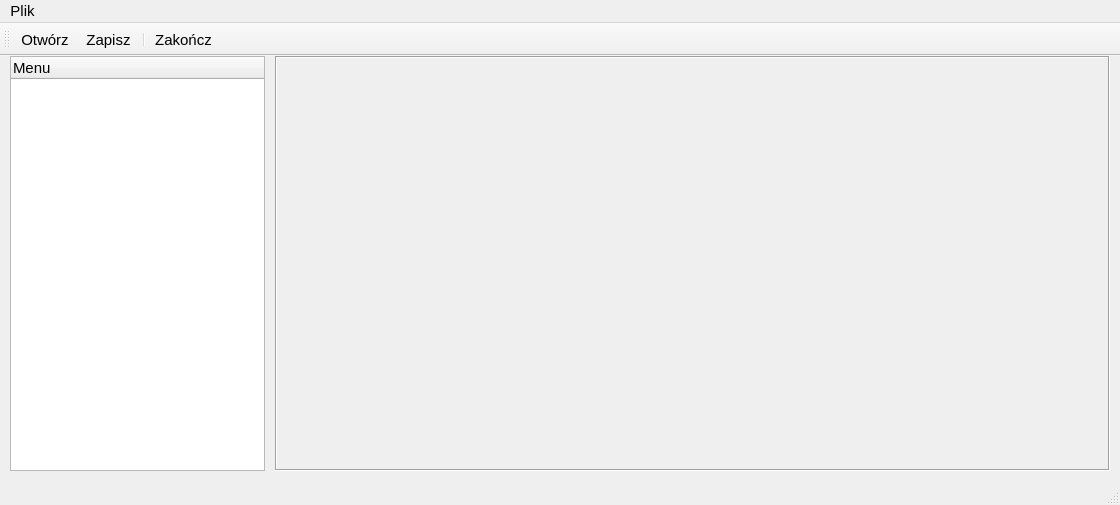
Before: the Qt Designer form mainwindow.ui in kaczmar55/koneor_v2, drawn with Qt 5.
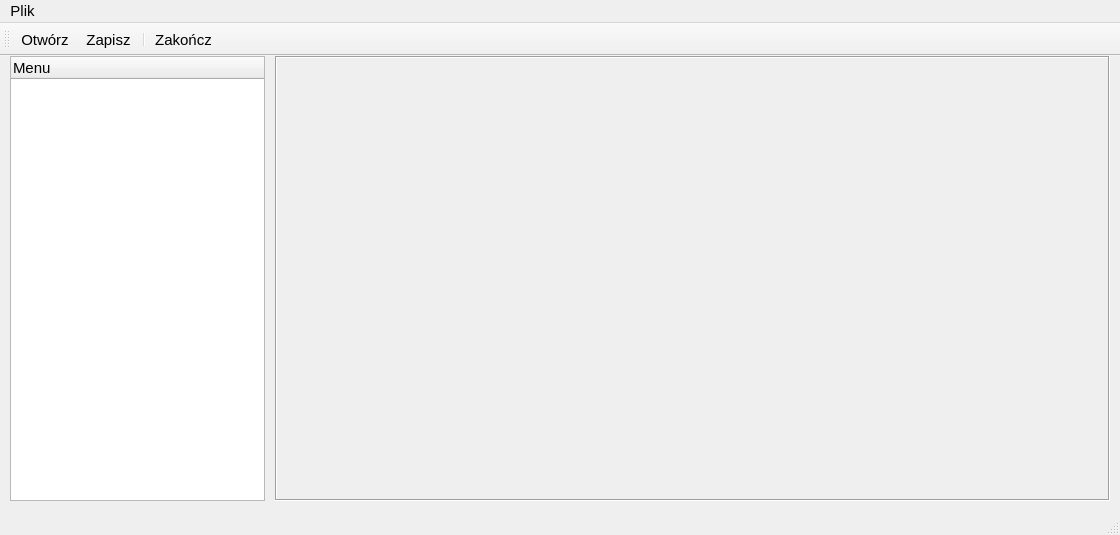
After: the same form once the commit is applied.

What changed in the file:
```diff
--- a/mainwindow.ui
+++ b/mainwindow.ui
@@ -7,7 +7,7 @@
     <x>0</x>
     <y>0</y>
     <width>1120</width>
-    <height>505</height>
+    <height>535</height>
    </rect>
   </property>
   <property name="sizePolicy">
@@ -16,6 +16,12 @@
     <verstretch>0</verstretch>
    </sizepolicy>
   </property>
+  <property name="font">
+   <font>
+    <family>Arial</family>
+    <pointsize>11</pointsize>
+   </font>
+  </property>
   <property name="windowTitle">
    <string>MainWindow</string>
   </property>
@@ -26,11 +32,12 @@
       <x>10</x>
       <y>0</y>
       <width>255</width>
-      <height>415</height>
+      <height>445</height>
      </rect>
     </property>
     <property name="font">
      <font>
+      <family>Arial</family>
       <pointsize>11</pointsize>
      </font>
     </property>
@@ -52,11 +59,12 @@
       <x>275</x>
       <y>0</y>
       <width>835</width>
-      <height>415</height>
+      <height>445</height>
      </rect>
     </property>
     <property name="font">
      <font>
+      <family>Arial</family>
       <pointsize>11</pointsize>
      </font>
     </property>
```
Left out of the diff: 9 changed lines with no effect on the pictures.
